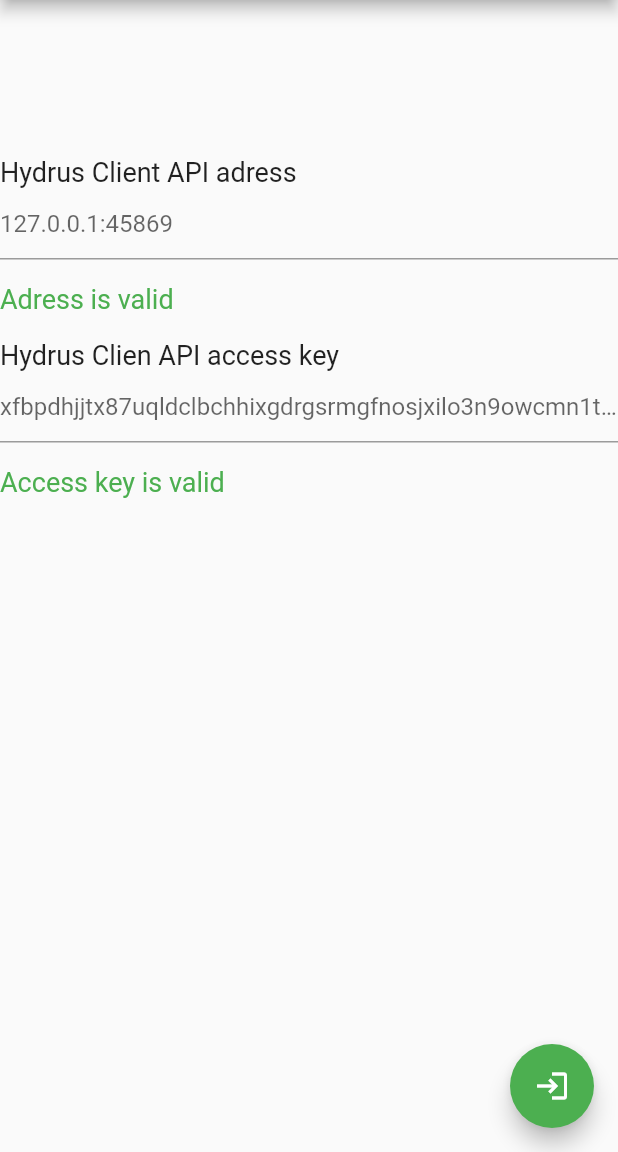
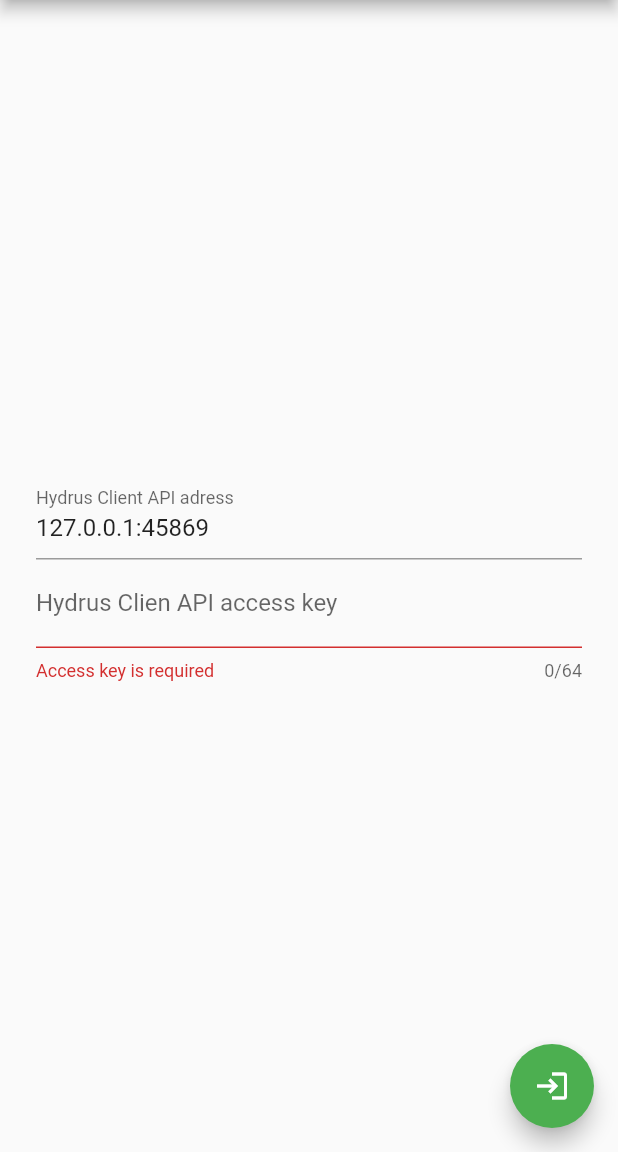
Before and after one commit to IceArrow256/hydrus_elo, a Flutter app: the screen it shows after launch, after a tap on the "login" icon, on a phone screen of 412 x 824 dp, the part 84-1236 px from its top. Run offline on Flutter 3.47's test engine with Material 2 defaults, Android fonts, the phone set to English and light mode, and no system bars; missing offline and left inert: desktop_window, hydrus_dart.

Commit message:
add async validation

```diff
--- a/lib/pages/authorization.dart
+++ b/lib/pages/authorization.dart
@@ -1,6 +1,7 @@
 import 'package:flutter/material.dart';
 
 import 'package:desktop_window/desktop_window.dart';
+import 'package:hydrus_dart/hydrus_dart.dart';
 
 class Authorization extends StatefulWidget {
   @override
@@ -10,18 +11,121 @@ class Authorization extends StatefulWidget {
 class _AuthorizationState extends State<Authorization> {
   var validation = false;
 
-  Future<void> init() async {
-    await DesktopWindow.setMinWindowSize(Size(720, 720));
+  String _address;
+  String _accessKey;
+
+  final _formKey = GlobalKey<FormState>();
+
+  TextEditingController _addressController;
+  TextEditingController _accessKeyController;
+
+  bool _isServerAvailable;
+  bool _isAccessKeyCorrect;
+
+  String _addressChecked;
+  String _accessKeyChecked;
+
+  void _checkAddress() async {
+    final String addressChecked = _addressController.value.text;
+    Hydrus client = Hydrus('', addressChecked);
+    bool isServerAvailable = true;
+    try {
+      await client.getApiVersion();
+    } catch (e) {
+      isServerAvailable = false;
+    }
+    if (addressChecked != _addressController.value.text) {
+      return;
+    }
+    setState(() {
+      _addressChecked = addressChecked;
+      _isServerAvailable = isServerAvailable;
+    });
+    await Future.delayed(
+      Duration(seconds: 1),
+    );
+    setState(() {
+      _accessKeyChecked = '';
+    });
+  }
+
+  void _checkAccessKey() async {
+    final String accessKeyChecked = _accessKeyController.value.text;
+    final String addressChecked = _addressController.value.text;
+    Hydrus client = Hydrus(accessKeyChecked, addressChecked);
+    bool isAccessKeyCorrect = true;
+    try {
+      await client.verifyAccessKey();
+    } catch (e) {
+      isAccessKeyCorrect = false;
+    }
+    if (accessKeyChecked != _accessKeyController.value.text) {
+      return;
+    }
+    setState(() {
+      _accessKeyChecked = accessKeyChecked;
+      _isAccessKeyCorrect = isAccessKeyCorrect;
+    });
   }
 
   @override
   void initState() {
     super.initState();
-    init();
+    _addressController = new TextEditingController(text: '127.0.0.1:45869');
+    _accessKeyController = new TextEditingController();
+  }
+
+  Widget _buildAddressField() {
+    return TextFormField(
+      autovalidateMode: AutovalidateMode.always,
+      decoration: InputDecoration(labelText: 'Hydrus Client API adress'),
+      controller: _addressController,
+      validator: (value) {
+        if (value.isEmpty) {
+          return 'Address is required';
+        }
+        if (_addressController.value.text != _addressChecked) {
+          _checkAddress();
+          return 'Checking for availability...';
+        }
+        return !_isServerAvailable ? 'Server isn\'t available' : null;
+      },
+      onSaved: (value) {
+        _address = value;
+      },
+    );
+  }
+
+  Widget _buildAccessKey() {
+    return TextFormField(
+      autovalidateMode: AutovalidateMode.always,
+      controller: _accessKeyController,
+      decoration: InputDecoration(
+        labelText: 'Hydrus Clien API access key',
+      ),
+      maxLength: 64,
+      validator: (value) {
+        if (value.isEmpty) {
+          return 'Access key is required';
+        }
+        if (value.length != 64) {
+          return 'Access key length must be 64 characters';
+        }
+        if (_accessKeyController.value.text != _accessKeyChecked) {
+          _checkAccessKey();
+          return 'Checking for correcting...';
+        }
+        return !_isAccessKeyCorrect ? 'Access key isn\'t available' : null;
+      },
+      onSaved: (value) {
+        _accessKey = value;
+      },
+    );
   }
 
   @override
   Widget build(BuildContext context) {
+    DesktopWindow.setMinWindowSize(Size(720, 720));
     return Scaffold(
         appBar: AppBar(
           title: Text('Hydrus Elo'),
@@ -29,70 +133,28 @@ class _AuthorizationState extends State<Authorization> {
         ),
         floatingActionButton: FloatingActionButton(
           onPressed: () {
-          setState(() {
-            validation = true;
-          });
-          // Add your onPressed code here!
+            if (!_formKey.currentState.validate()) {
+              return;
+            }
+            _formKey.currentState.save();
+            print(_address);
+            print(_accessKey);
           },
           child: Icon(Icons.login),
           backgroundColor: Colors.green,
         ),
-      body: Center(
-        child: SizedBox(
-          width: 592,
-          height: 592,
+        body: Container(
+          margin: EdgeInsets.all(24),
+          child: Form(
+            key: _formKey,
             child: Column(
-            crossAxisAlignment: CrossAxisAlignment.start,
-            children: [
-              Padding(
-                padding: const EdgeInsets.fromLTRB(0, 16, 0, 0),
-                child: Text(
-                  'Hydrus Client API adress',
-                  style: TextStyle(fontSize: 18),
-                ),
-              ),
-              TextField(
-                onChanged: (text) {
-                  print(text);
-                },
-                decoration: InputDecoration(hintText: '127.0.0.1:45869'),
-              ),
-              Visibility(
-                visible: validation,
-                child: Padding(
-                  padding: const EdgeInsets.fromLTRB(0, 16, 0, 0),
-                  child: Text(
-                    'Adress is valid',
-                    style: TextStyle(fontSize: 18, color: Colors.green),
-                  ),
-                ),
-              ),
-              Padding(
-                padding: const EdgeInsets.fromLTRB(0, 16, 0, 0),
-                child: Text(
-                  'Hydrus Clien API access key',
-                  style: TextStyle(fontSize: 18),
-                ),
-              ),
-              TextField(
-                decoration: InputDecoration(
-                    hintText:
-                        'xfbpdhjjtx87uqldclbchhixgdrgsrmgfnosjxilo3n9owcmn1tyjclnuinpjx4s'),
-              ),
-              Visibility(
-                visible: validation,
-                child: Padding(
-                  padding: const EdgeInsets.fromLTRB(0, 16, 0, 0),
-                  child: Text(
-                    'Access key is valid',
-                    style: TextStyle(fontSize: 18, color: Colors.green),
-                  ),
-                ),
-              ),
+              mainAxisAlignment: MainAxisAlignment.center,
+              children: <Widget>[
+                _buildAddressField(),
+                _buildAccessKey(),
               ],
             ),
           ),
-      ),
-    );
+        ));
   }
 }
--- a/pubspec.yaml
+++ b/pubspec.yaml
@@ -15,7 +15,7 @@ publish_to: 'none' # Remove this line if you wish to publish to pub.dev
 # In iOS, build-name is used as CFBundleShortVersionString while build-number used as CFBundleVersion.
 # Read more about iOS versioning at
 # https://developer.apple.com/library/archive/documentation/General/Reference/InfoPlistKeyReference/Articles/CoreFoundationKeys.html
-version: 0.1.0
+version: 0.2.0
 
 environment:
   sdk: ">=2.7.0 <3.0.0"
@@ -25,7 +25,8 @@ dependencies:
   flutter:
     sdk: flutter
   hydrus_dart:
-    git: https://github.com/IceArrow256/hydrus_dart
+    path: ../hydrus_dart
+    # git: https://github.com/IceArrow256/hydrus_dart
 
 
   # The following adds the Cupertino Icons font to your application.
```
Also changed, not shown: lib/main.dart (+0 -44 lines), pubspec.lock, 1 other file. Lines whose indentation alone changed are shown as unchanged.
